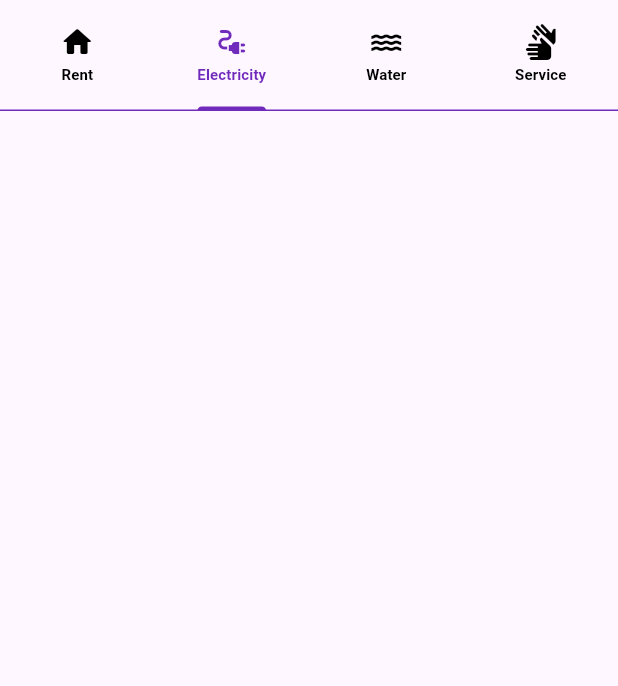
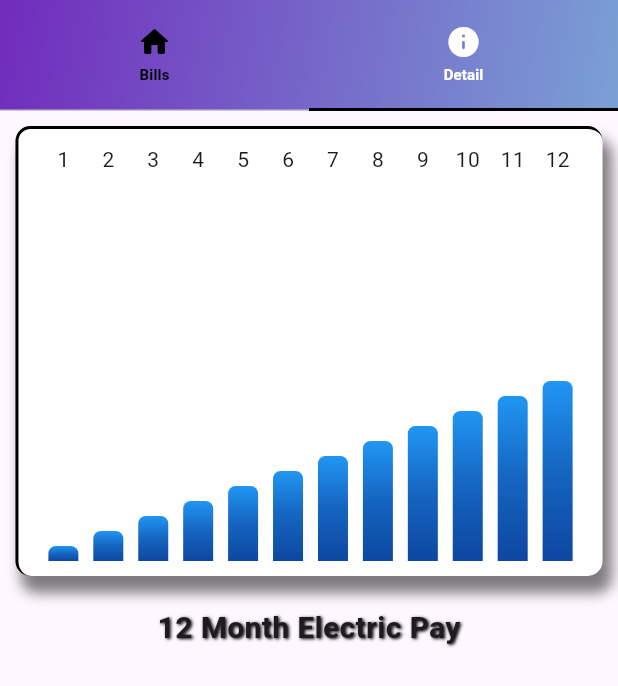
Before and after one commit to DATN-TP/FE, a Flutter app: the BillsPay screen opened by its route, tab 2 chosen, on a phone screen of 412 x 824 dp. Shown: the top 686 px of the screen. Run offline on Flutter 3.47's test engine with Material 3 defaults, Android fonts, the phone set to English and light mode, and no system bars; our stand-ins replace easy_localization, fluttertoast, font_awesome_flutter, hive, hive_flutter, local_auth and 1 more; accounts and stored records are empty.

Commit message:
create ui : bills

```diff
--- a/lib/views/pages/home/widget/menu.dart
+++ b/lib/views/pages/home/widget/menu.dart
@@ -25,7 +25,7 @@ class _MenuState extends State<Menu> {
     return Container(
         margin: const EdgeInsets.symmetric(horizontal: 0, vertical: 10),
         width: MediaQuery.of(context).size.width * 0.95,
-        height: 190,
+        height: 200,
         decoration: const BoxDecoration(
           boxShadow: [
             BoxShadow(
--- a/lib/views/pages/pay/bills_pay.dart
+++ b/lib/views/pages/pay/bills_pay.dart
@@ -1,50 +1,55 @@
+import 'package:datn/views/pages/pay/paid/paid_page.dart';
+import 'package:datn/views/pages/pay/paid/detail_page.dart';
 import 'package:flutter/material.dart';
-import 'package:flutter/widgets.dart';
 
 class BillsPay extends StatelessWidget {
   const BillsPay({super.key});
 
   @override
   Widget build(BuildContext context) {
-    return const SafeArea(
+    return SafeArea(
       child: DefaultTabController(
-        length: 4,
+        length: 2,
         child: Scaffold(
-          appBar: TabBar(
-            tabAlignment: TabAlignment.fill,
-            dividerColor: Color(0xff712BBC),
-            labelColor: Color(0xff712BBC),
+          body: Column(
+            children: [
+              Container(
+                decoration: const BoxDecoration(
+                  gradient: LinearGradient(
+                    colors: [Color(0xff712BBC), Color(0xff7AA0D5)],
+                    begin: Alignment.topLeft,
+                    end: Alignment.bottomRight,
+                  ),
+                ),
+                child: const TabBar(
+                  labelColor: Colors.white,
                   unselectedLabelColor: Colors.black,
                   labelStyle: TextStyle(
                     fontSize: 10,
                     fontWeight: FontWeight.bold,
                   ),
-            indicatorColor: Color(0xff712BBC),
+                  indicatorColor: Colors.black,
+                  indicatorSize: TabBarIndicatorSize.tab,
                   tabs: [
                     Tab(
                       icon: Icon(Icons.home_rounded),
-                text: 'Rent',
+                      text: 'Bills',
                     ),
                     Tab(
-                icon: Icon(Icons.electrical_services),
-                text: 'Electricity',
-              ),
-              Tab(
-                icon: Icon(Icons.water),
-                text: 'Water',
-              ),
-              Tab(
-                icon: Icon(Icons.sign_language),
-                text: 'Service',
+                      icon: Icon(Icons.info_rounded),
+                      text: 'Detail',
                     ),
                   ],
                 ),
-          body: const TabBarView(
+              ),
+              Expanded(
+                child: TabBarView(
                   children: [
-              Rent(),
-              Electricity(),
-              Water(),
-              Service(),
+                    const RentPage(),
+                    DetailPage(),
+                  ],
+                ),
+              ),
             ],
           ),
         ),
@@ -52,39 +57,3 @@ class BillsPay extends StatelessWidget {
     );
   }
 }
-
-class Rent extends StatelessWidget {
-  const Rent({super.key});
-
-  @override
-  Widget build(BuildContext context) {
-    return Scaffold();
-  }
-}
-
-class Electricity extends StatelessWidget {
-  const Electricity({super.key});
-
-  @override
-  Widget build(BuildContext context) {
-    return Scaffold();
-  }
-}
-
-class Water extends StatelessWidget {
-  const Water({super.key});
-
-  @override
-  Widget build(BuildContext context) {
-    return Scaffold();
-  }
-}
-
-class Service extends StatelessWidget {
-  const Service({super.key});
-
-  @override
-  Widget build(BuildContext context) {
-    return Scaffold();
-  }
-}
--- /dev/null
+++ b/lib/views/pages/pay/paid/detail_page.dart
@@ -0,0 +1,94 @@
+import 'package:datn/views/pages/pay/paid/widget/chart_water.dart';
+import 'package:flutter/material.dart';
+
+class DetailPage extends StatelessWidget {
+  DetailPage({super.key});
+
+  final data12MonthElectricPay = [
+    100,
+    200,
+    300,
+    400,
+    500,
+    600,
+    700,
+    800,
+    900,
+    1000,
+    1100,
+    1200,
+  ];
+
+  Widget _buildChart(BuildContext context) {
+    return Container(
+      width: MediaQuery.of(context).size.width * 0.95,
+      alignment: Alignment.bottomCenter,
+      child: ChartWater(
+        data: data12MonthElectricPay,
+      ),
+    );
+  }
+
+  @override
+  Widget build(BuildContext context) {
+    return Scaffold(
+      body: SingleChildScrollView(
+        child: Container(
+          margin: const EdgeInsets.only(top: 10),
+          alignment: Alignment.bottomCenter,
+          child: Column(
+            children: [
+              Container(
+                padding: const EdgeInsets.all(10),
+                height: 300,
+                width: MediaQuery.of(context).size.width * 0.95,
+                decoration: BoxDecoration(
+                  color: Colors.white,
+                  borderRadius: const BorderRadius.all(Radius.circular(10)),
+                  border: const Border(
+                    top: BorderSide(
+                      color: Colors.black,
+                      width: 2,
+                    ),
+                    left: BorderSide(
+                      color: Colors.black,
+                      width: 2,
+                    ),
+                  ),
+                  boxShadow: [
+                    BoxShadow(
+                      color: Colors.black.withOpacity(0.5),
+                      spreadRadius: 1,
+                      blurRadius: 7,
+                      offset: const Offset(5, 10),
+                    ),
+                  ],
+                ),
+                child: _buildChart(context),
+              ),
+              Container(
+                margin: const EdgeInsets.only(top: 20),
+                child: const Center(
+                  child: Text(
+                    '12 Month Electric Pay',
+                    style: TextStyle(
+                      fontSize: 20,
+                      fontWeight: FontWeight.bold,
+                      shadows: [
+                        Shadow(
+                          color: Colors.black,
+                          blurRadius: 2,
+                          offset: Offset(1, 1),
+                        ),
+                      ],
+                    ),
+                  ),
+                ),
+              ),
+            ],
+          ),
+        ),
+      ),
+    );
+  }
+}
--- /dev/null
+++ b/lib/views/pages/pay/paid/widget/chart_water.dart
@@ -0,0 +1,48 @@
+import 'package:flutter/material.dart';
+
+class ChartWater extends StatelessWidget {
+  final List<int> data;
+
+  const ChartWater({
+    super.key,
+    required this.data,
+  });
+
+  @override
+  Widget build(BuildContext context) {
+    return Container(
+      alignment: Alignment.bottomCenter,
+      child: Row(
+        mainAxisAlignment: MainAxisAlignment.spaceEvenly,
+        crossAxisAlignment: CrossAxisAlignment.end,
+        children: List.generate(data.length, (index) {
+          return Column(
+            mainAxisAlignment: MainAxisAlignment.spaceBetween,
+            children: [
+              Text('${index + 1}'),
+              Container(
+                width: 20,
+                height: data[index].toDouble() / 10,
+                decoration: BoxDecoration(
+                  gradient: LinearGradient(
+                    colors: [
+                      Colors.blue.shade900,
+                      Colors.blue.shade800,
+                      Colors.blue.shade500,
+                    ],
+                    begin: Alignment.bottomCenter,
+                    end: Alignment.topCenter,
+                  ),
+                  borderRadius: const BorderRadius.only(
+                    topLeft: Radius.circular(5),
+                    topRight: Radius.circular(5),
+                  ),
+                ),
+              ),
+            ],
+          );
+        }),
+      ),
+    );
+  }
+}
--- a/pubspec.yaml
+++ b/pubspec.yaml
@@ -42,6 +42,9 @@ dependencies:
   # Use with the CupertinoIcons class for iOS style icons.
   cupertino_icons: ^1.0.8
   font_awesome_flutter: ^10.7.0
+  fl_chart: ^0.68.0
+  intl: ^0.19.0
+  shimmer: ^3.0.0
 
 dev_dependencies:
   flutter_test:
```
Also changed, not shown: lib/data/data/list_bills.dart (added, +50 -0 lines), lib/views/pages/pay/paid/paid_page.dart (added, +67 -0 lines), lib/views/pages/pay/paid/widget/bill_item.dart (added, +155 -0 lines), lib/views/pages/pay/paid/widget/custom_shimmer.dart (added, +37 -0 lines), lib/views/pages/rent/rent_page.dart (deleted, +0 -21 lines), pubspec.lock. Lines whose indentation alone changed are shown as unchanged.
